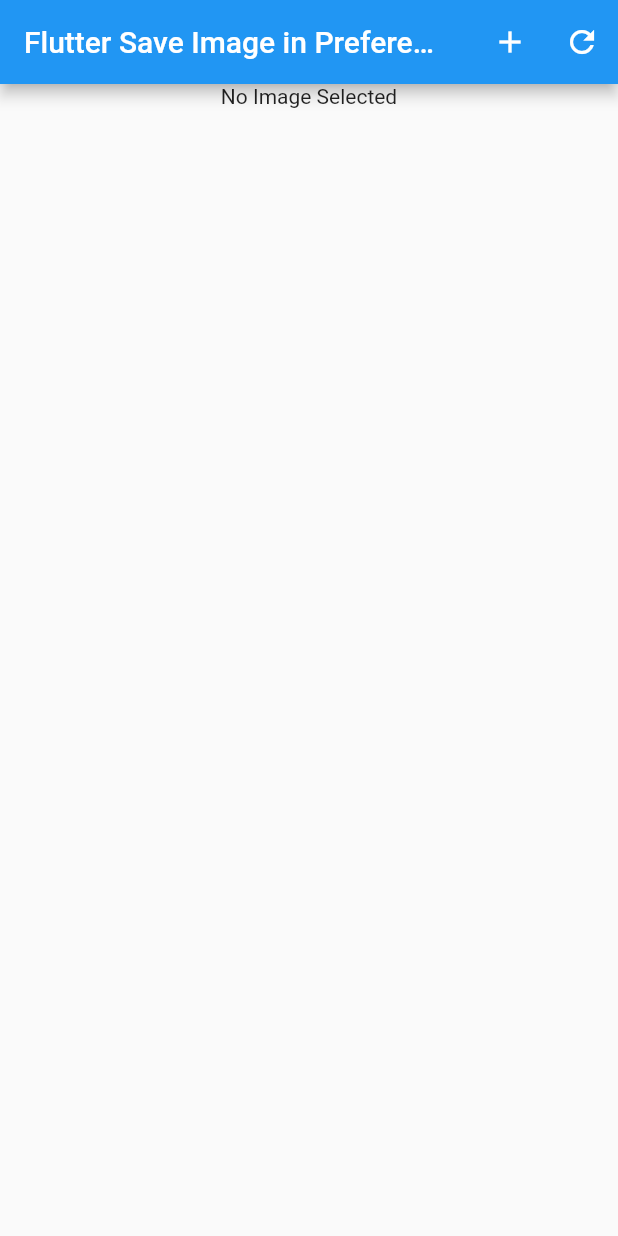
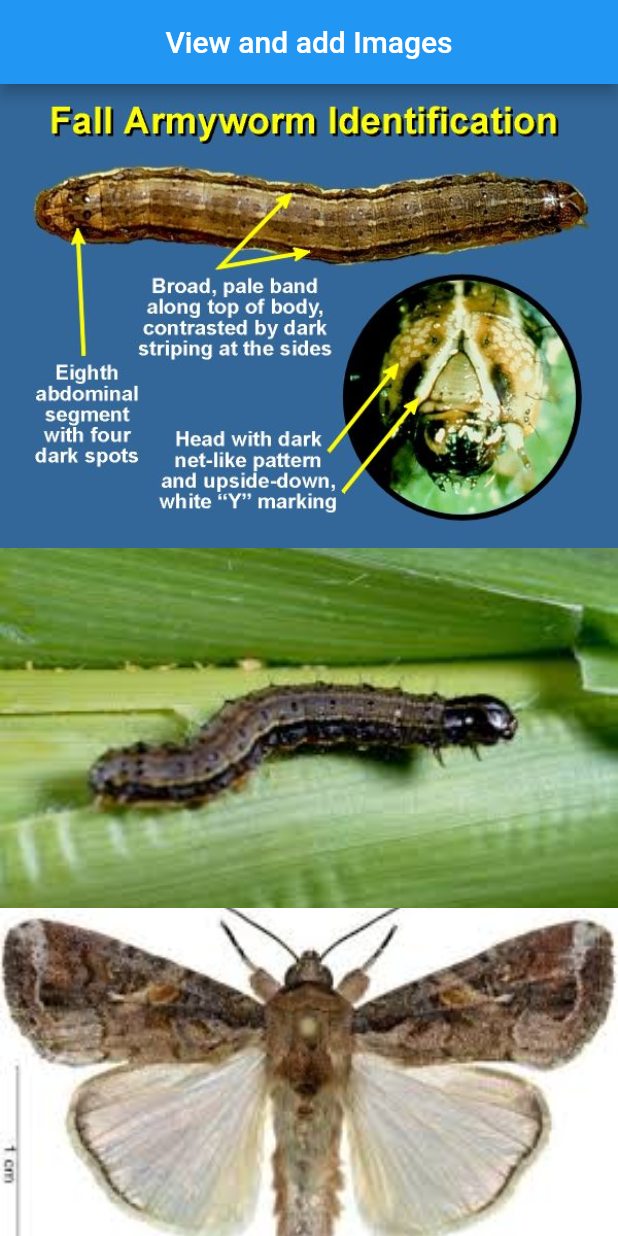
Before and after one commit to flynnm20/SE-Project-Group-7, a Flutter app: the screen it shows after launch, on a phone screen of 412 x 824 dp. Run offline on Flutter 3.47's test engine with Material 2 defaults, Android fonts, the phone set to English and light mode, and no system bars; our stand-ins replace image_picker, shared_preferences, sqflite; accounts and stored records are empty.

Commit message:
Added in a widget to display images.

```diff
--- /dev/null
+++ b/fall_army_worm_app/lib/database/exisitingdb/ImageGetternsetter.dart
@@ -0,0 +1,60 @@
+import 'package:flutter/cupertino.dart';
+import 'package:flutter/material.dart';
+
+class imageHome extends StatelessWidget {
+  @override
+
+  Widget build(BuildContext context){
+    return Scaffold(
+      appBar: AppBar(
+        title: Text('View and add Images'),
+        centerTitle: true,
+        backgroundColor: Colors.blue,
+      ),
+      body: Center(
+        child: new ListView(
+          children: [
+            Image.asset('assets/images/Fall-armyworm-fawchart.jpg',
+            ),
+            Image.asset('assets/images/fallarmyworm.jpg',
+              width: 600,
+              height: 240,
+              fit: BoxFit.cover,),
+            Image.asset('assets/images/faw-adult.jpg',
+              width: 600,
+              height: 240,
+              fit: BoxFit.cover,),
+            Image.asset('assets/images/faw-eggs.jpg',
+              width: 600,
+              height: 240,
+              fit: BoxFit.cover,),
+            Image.asset('assets/images/faw-identify.jpg',
+              width: 600,
+              height: 240,
+              fit: BoxFit.cover,),
+            Image.asset('assets/images/faw-infestation.jpg',
+              width: 600,
+              height: 240,
+              fit: BoxFit.cover,),
+            Image.asset('assets/images/faw-infestation1.jpg',
+              width: 600,
+              height: 240,
+              fit: BoxFit.cover,),
+            Image.asset('assets/images/faw-larvae.jpg',
+              width: 600,
+              height: 240,
+              fit: BoxFit.cover,),
+            Image.asset('assets/images/faw-lifecycle.gif',
+              width: 600,
+              height: 240,
+              fit: BoxFit.cover,),
+            Image.asset('assets/images/faw-pupa.jpg',
+              width: 600,
+              height: 240,
+              fit: BoxFit.cover,),
+          ],
+        ),
+      ),
+    );
+  }
+}
--- a/fall_army_worm_app/lib/main.dart
+++ b/fall_army_worm_app/lib/main.dart
@@ -1,5 +1,6 @@
 import 'package:flutter/material.dart';
 import 'database/SaveImageDemo.dart';
+import 'database/exisitingdb/ImageGetternsetter.dart';
 void main() => runApp(HomeApp());
 
 class HomeApp extends StatelessWidget {
@@ -7,7 +8,7 @@
   Widget build(BuildContext context) {
     return MaterialApp(
       debugShowCheckedModeBanner: false,
-      home: SaveImageDemo(),
+      home: imageHome(),
     );
   }
 }
--- a/fall_army_worm_app/pubspec.yaml
+++ b/fall_army_worm_app/pubspec.yaml
@@ -52,7 +52,7 @@
   #  - images/a_dot_ham.jpeg
 
   assets:
-    - assets/
+    - assets/images/
     - sqldatabasebuilder/
   # An image asset can refer to one or more resolution-specific "variants", see
   # https://flutter.dev/assets-and-images/#resolution-aware.
```
Also changed, not shown: 1 other file.
